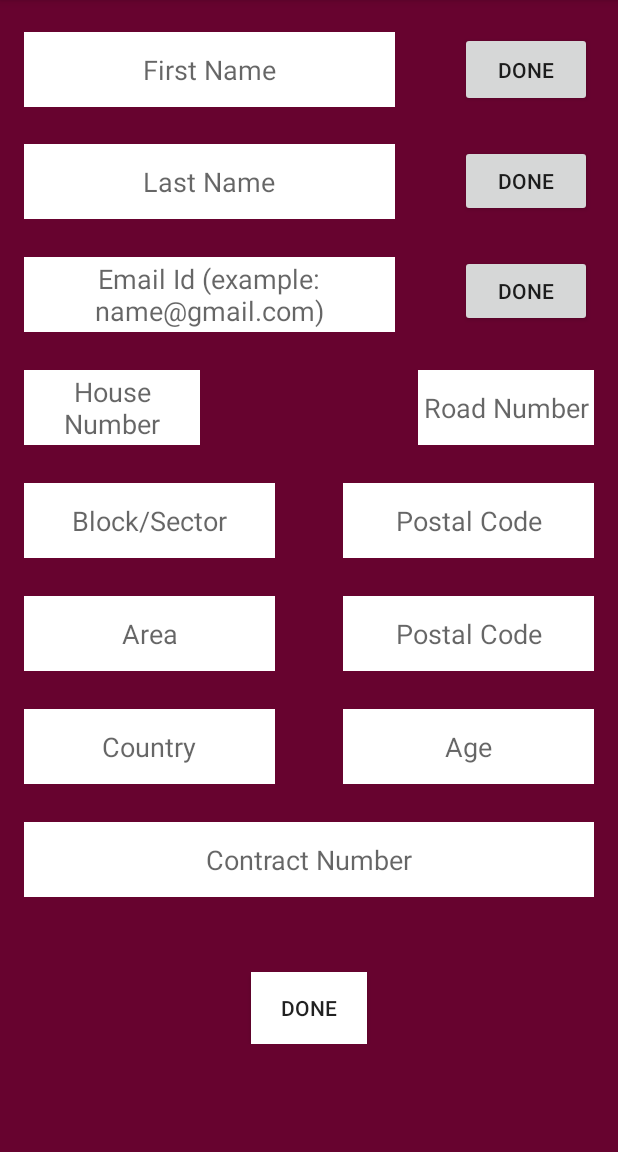
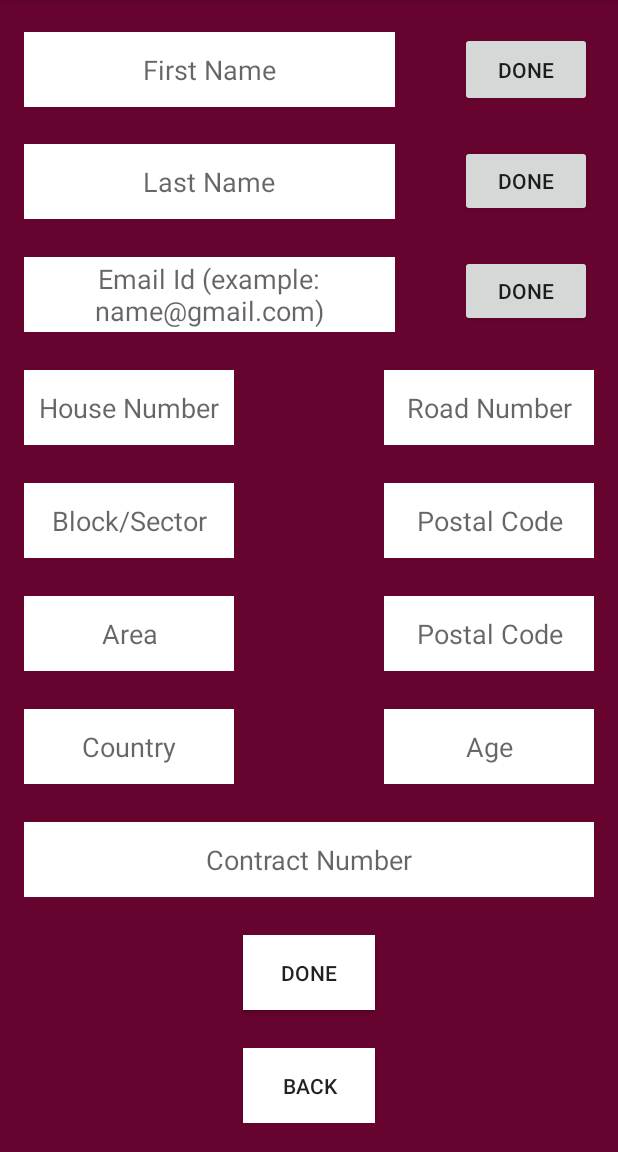
Before and after one commit to Sohanur-Rahman642/EasyMed, an Android app: the ProfileActivity screen opened directly, with no data from a screen before it, on a phone screen of 412 x 824 dp, the part 84-1236 px from its top. Run offline under Robolectric (Android 15) with nearby library versions, the phone set to English and light mode, and no system bars.

Commit message:
Edit and update

```diff
--- a/FrontEnd LogSignProfile/loginActivity/app/src/main/java/com/example/loginactivity/ProfileActivity.java
+++ b/FrontEnd LogSignProfile/loginActivity/app/src/main/java/com/example/loginactivity/ProfileActivity.java
@@ -2,13 +2,33 @@ package com.example.loginactivity;
 
 import androidx.appcompat.app.AppCompatActivity;
 
+import android.content.Context;
+import android.content.Intent;
 import android.os.Bundle;
+import android.view.View;
+import android.widget.Button;
 
 public class ProfileActivity extends AppCompatActivity {
 
+    Button g;
+    Context context = this;
     @Override
     protected void onCreate(Bundle savedInstanceState) {
         super.onCreate(savedInstanceState);
         setContentView(R.layout.activity_profile);
+
+
+
+        g=(Button)findViewById(R.id.bBack1);
+        g.setOnClickListener(new View.OnClickListener(){
+
+            @Override
+            public void onClick(View v) {
+                Intent intent =new Intent(ProfileActivity.this, SecondActivity.class);
+                startActivity(intent);
+            }
+        });
+
+
     }
 }
--- a/FrontEnd LogSignProfile/loginActivity/app/src/main/res/layout/activity_profile.xml
+++ b/FrontEnd LogSignProfile/loginActivity/app/src/main/res/layout/activity_profile.xml
@@ -1,5 +1,5 @@
 <?xml version="1.0" encoding="utf-8"?>
-<RelativeLayout xmlns:android="http://schemas.android.com/apk/res/android"
+<ScrollView xmlns:android="http://schemas.android.com/apk/res/android"
     xmlns:tools="http://schemas.android.com/tools"
     android:layout_width="match_parent"
     android:layout_height="match_parent"
@@ -41,8 +41,6 @@
         android:layout_marginTop="5dp"
         android:layout_marginEnd="5dp"
         android:layout_marginRight="5dp"
-        android:layout_toStartOf="@+id/bEdit1"
-        android:layout_toLeftOf="@+id/bEdit1"
         android:background="#fff"
         android:ems="10"
         android:hint="First Name"
@@ -59,8 +57,6 @@
         android:layout_marginEnd="5dp"
         android:layout_marginRight="5dp"
         android:layout_below="@+id/editingFirst"
-        android:layout_toStartOf="@+id/bEdit2"
-        android:layout_toLeftOf="@+id/bEdit2"
         android:background="#fff"
         android:ems="10"
         android:hint="Last Name"
@@ -82,7 +78,7 @@
 
     <EditText
         android:id="@+id/etHouse_no"
-        android:layout_width="117dp"
+        android:layout_width="140dp"
         android:layout_height="50dp"
         android:layout_below="@+id/etEmail"
         android:layout_alignParentStart="true"
@@ -98,7 +94,7 @@
 
     <EditText
         android:id="@+id/etRoad_no"
-        android:layout_width="117dp"
+        android:layout_width="140dp"
         android:layout_height="50dp"
         android:layout_below="@+id/etEmail"
         android:layout_alignParentEnd="true"
@@ -112,7 +108,7 @@
 
     <EditText
         android:id="@+id/etBlock"
-        android:layout_width="167dp"
+        android:layout_width="140dp"
         android:layout_height="50dp"
         android:layout_below="@+id/etHouse_no"
         android:layout_alignParentStart="@+id/etPostalcode"
@@ -126,7 +122,7 @@
 
     <EditText
         android:id="@+id/etPostalcode"
-        android:layout_width="167dp"
+        android:layout_width="140dp"
         android:layout_height="50dp"
         android:layout_below="@+id/etRoad_no"
         android:layout_alignParentStart="@+id/etBlock"
@@ -145,7 +141,7 @@
 
     <EditText
         android:id="@+id/etArea"
-        android:layout_width="167dp"
+        android:layout_width="140dp"
         android:layout_height="50dp"
         android:layout_below="@+id/etBlock"
         android:layout_alignParentStart="@+id/etPostalcode"
@@ -159,7 +155,7 @@
 
     <EditText
         android:id="@+id/etCity"
-        android:layout_width="167dp"
+        android:layout_width="140dp"
         android:layout_height="50dp"
         android:layout_below="@+id/etPostalcode"
         android:layout_alignParentStart="@+id/etBlock"
@@ -178,7 +174,7 @@
 
     <EditText
         android:id="@+id/etAge"
-        android:layout_width="167dp"
+        android:layout_width="140dp"
         android:layout_height="50dp"
         android:layout_below="@+id/etCity"
         android:layout_alignParentStart="@+id/etBlock"
@@ -197,7 +193,7 @@
 
     <EditText
         android:id="@+id/etCountry"
-        android:layout_width="167dp"
+        android:layout_width="140dp"
         android:layout_height="50dp"
         android:layout_below="@+id/etArea"
         android:layout_alignParentStart="true"
@@ -228,24 +224,27 @@
 
     <Button
         android:id="@+id/bDone1"
-        android:layout_width="89dp"
-        android:layout_height="wrap_content"
+        android:layout_width="wrap_content"
+        android:layout_height="50dp"
         android:layout_below="@+id/etContractnumber"
-        android:layout_alignParentStart="true"
-        android:layout_alignParentLeft="true"
-
-        android:layout_alignParentEnd="true"
-        android:layout_alignParentRight="true"
-        android:layout_marginStart="151dp"
-        android:layout_marginLeft="151dp"
-        android:layout_marginTop="50dp"
-        android:layout_marginEnd="151dp"
-        android:layout_marginRight="151dp"
+        android:layout_marginTop="25dp"
         android:background="#fff"
+        android:layout_centerInParent="true"
         android:text="DONE"
         android:textAlignment="center" />
+            <Button
+                android:id="@+id/bBack1"
+                android:layout_width="wrap_content"
+                android:layout_height="50dp"
+                android:layout_below="@+id/bDone1"
+                android:layout_marginTop="25dp"
+                android:background="#fff"
+                android:layout_centerInParent="true"
+                android:text="BACK"
+                android:textAlignment="center" />
 
-    <Button
+
+            <Button
         android:id="@+id/bDone3"
         android:layout_width="wrap_content"
         android:layout_height="wrap_content"
@@ -273,4 +272,4 @@
 </RelativeLayout>
     </ScrollView>
 
-</RelativeLayout>
+</ScrollView>
```
Also changed, not shown: FrontEnd LogSignProfile/loginActivity/app/src/main/java/com/example/loginactivity/SecondActivity.java (+33 -1 lines), FrontEnd LogSignProfile/loginActivity/app/src/main/res/layout/activity_second.xml (+7 -0 lines), FrontEnd LogSignProfile/loginActivity/app/src/main/res/layout/activity_signup.xml (+21 -11 lines).
